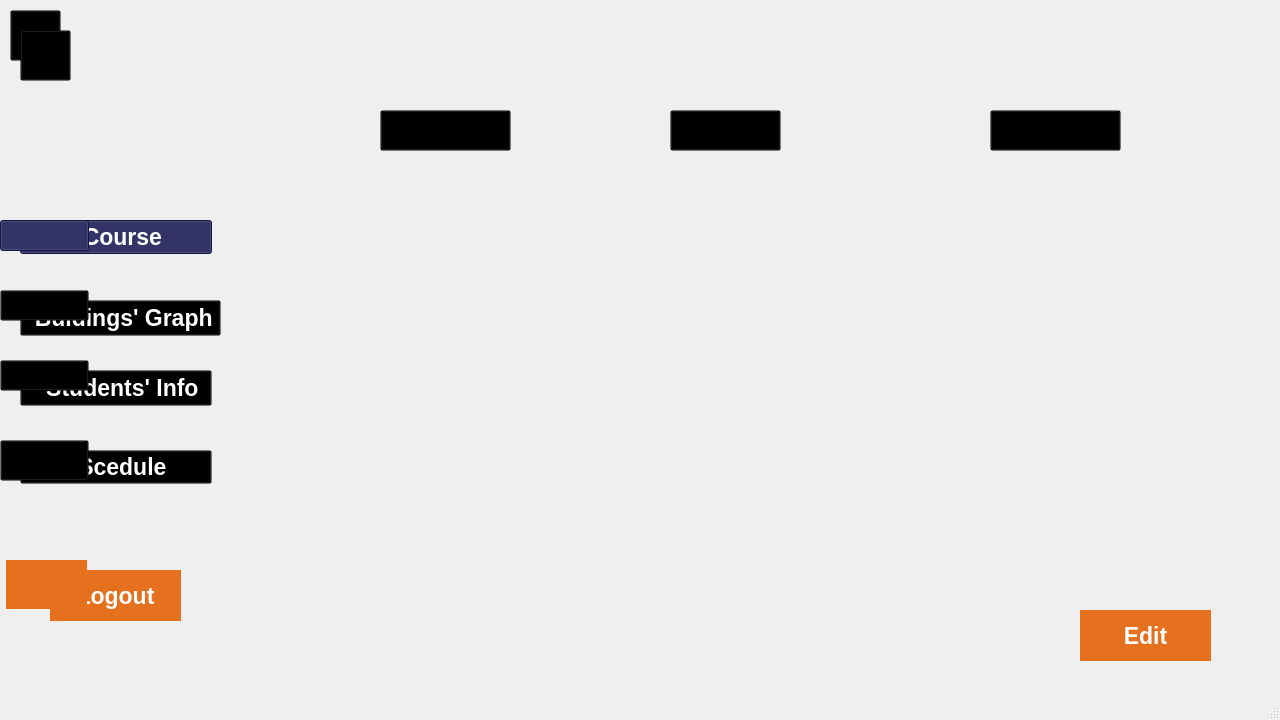
SEGA-ABBASYA/Data_Structures, file WranaSection/Admin_View.ui: the form before one commit.
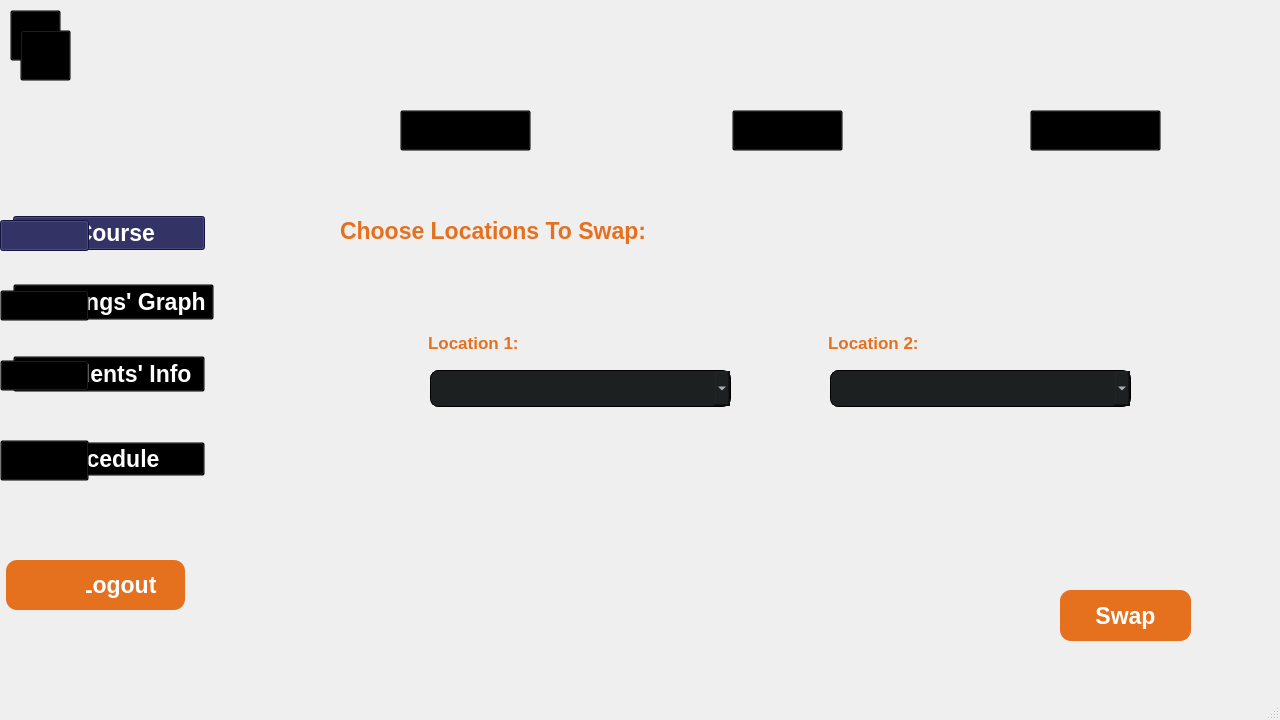
The form after the commit. The open tabs and pages were chosen to show the change. Icons and pictures are not drawn.

Commit message: Admin class functionalities are done, along with some GUI enhancments.

Patch:
```diff
--- a/WranaSection/Admin_View.ui
+++ b/WranaSection/Admin_View.ui
@@ -78,8 +78,8 @@
       <rect>
        <x>166</x>
        <y>660</y>
-       <width>81</width>
-       <height>49</height>
+       <width>80</width>
+       <height>50</height>
       </rect>
      </property>
      <property name="styleSheet">
@@ -88,6 +88,7 @@
 background-color: rgb(229, 112, 30);
 border-radius:50%;
 border: none;
+border-radius: 11px; 
 </string>
      </property>
      <property name="text">
@@ -912,7 +913,7 @@
      <widget class="QLabel" name="label_7">
       <property name="geometry">
        <rect>
-        <x>100</x>
+        <x>120</x>
         <y>60</y>
         <width>321</width>
         <height>41</height>
@@ -928,7 +929,7 @@
      <widget class="QPushButton" name="pushButton_15">
       <property name="geometry">
        <rect>
-        <x>160</x>
+        <x>180</x>
         <y>130</y>
         <width>131</width>
         <height>41</height>
@@ -976,7 +977,7 @@
      <widget class="QLabel" name="label_15">
       <property name="geometry">
        <rect>
-        <x>370</x>
+        <x>400</x>
         <y>130</y>
         <width>20</width>
         <height>41</height>
@@ -992,7 +993,7 @@
      <widget class="QPushButton" name="pushButton_13">
       <property name="geometry">
        <rect>
-        <x>450</x>
+        <x>512</x>
         <y>130</y>
         <width>111</width>
         <height>41</height>
@@ -1021,7 +1022,7 @@
      <widget class="QLabel" name="label_17">
       <property name="geometry">
        <rect>
-        <x>670</x>
+        <x>720</x>
         <y>130</y>
         <width>21</width>
         <height>41</height>
@@ -1037,7 +1038,7 @@
      <widget class="QPushButton" name="pushButton_14">
       <property name="geometry">
        <rect>
-        <x>770</x>
+        <x>810</x>
         <y>130</y>
         <width>131</width>
         <height>41</height>
@@ -1068,7 +1069,7 @@
        <rect>
         <x>90</x>
         <y>180</y>
-        <width>941</width>
+        <width>951</width>
         <height>501</height>
        </rect>
       </property>
@@ -1131,8 +1132,8 @@
        <widget class="QPushButton" name="Edit_2">
         <property name="geometry">
          <rect>
-          <x>770</x>
-          <y>450</y>
+          <x>750</x>
+          <y>430</y>
           <width>131</width>
           <height>51</height>
          </rect>
@@ -1148,37 +1149,130 @@
          <string notr="true">color: rgb(255, 255, 255);
 background-color: rgb(229, 112, 30);
 border-radius:50%;
-border: none;</string>
+border: none;
+border-radius: 11px; </string>
         </property>
         <property name="text">
-         <string>Edit</string>
+         <string>Swap</string>
         </property>
         <property name="checkable">
          <bool>false</bool>
         </property>
        </widget>
-       <widget class="QListWidget" name="delete_Graph_list">
+       <widget class="QComboBox" name="comboLocation2">
         <property name="geometry">
          <rect>
-          <x>0</x>
-          <y>0</y>
-          <width>941</width>
-          <height>441</height>
+          <x>520</x>
+          <y>210</y>
+          <width>301</width>
+          <height>37</height>
          </rect>
         </property>
         <property name="font">
          <font>
-          <pointsize>20</pointsize>
+          <family>Verdana</family>
+          <pointsize>-1</pointsize>
+          <bold>true</bold>
          </font>
         </property>
-        <property name="alternatingRowColors">
-         <bool>false</bool>
+        <property name="styleSheet">
+         <string notr="true">background-color: #1c2021;
+  border: 1px solid; /* Thicker border */
+  border-radius: 8px;
+  font-family: &quot;Verdana&quot;;
+  font-size: 14px;
+  color: rgb(255, 255, 255);</string>
         </property>
-        <property name="itemAlignment">
-         <set>Qt::AlignCenter</set>
+       </widget>
+       <widget class="QComboBox" name="comboLocation1">
+        <property name="geometry">
+         <rect>
+          <x>120</x>
+          <y>210</y>
+          <width>301</width>
+          <height>37</height>
+         </rect>
         </property>
-        <property name="currentRow">
-         <number>-1</number>
+        <property name="font">
+         <font>
+          <family>Verdana</family>
+          <pointsize>-1</pointsize>
+          <bold>true</bold>
+         </font>
+        </property>
+        <property name="styleSheet">
+         <string notr="true">background-color: #1c2021;
+  border: 1px solid; /* Thicker border */
+  border-radius: 8px;
+  font-family: &quot;Verdana&quot;;
+  font-size: 14px;
+  color: rgb(255, 255, 255);</string>
+        </property>
+       </widget>
+       <widget class="QLabel" name="label_25">
+        <property name="geometry">
+         <rect>
+          <x>30</x>
+          <y>40</y>
+          <width>411</width>
+          <height>61</height>
+         </rect>
+        </property>
+        <property name="font">
+         <font>
+          <pointsize>17</pointsize>
+          <bold>true</bold>
+         </font>
+        </property>
+        <property name="styleSheet">
+         <string notr="true">color: rgb(229, 112, 30);</string>
+        </property>
+        <property name="text">
+         <string>Choose Locations To Swap:</string>
+        </property>
+       </widget>
+       <widget class="QLabel" name="label_27">
+        <property name="geometry">
+         <rect>
+          <x>518</x>
+          <y>152</y>
+          <width>151</width>
+          <height>61</height>
+         </rect>
+        </property>
+        <property name="font">
+         <font>
+          <pointsize>13</pointsize>
+          <bold>true</bold>
+         </font>
+        </property>
+        <property name="styleSheet">
+         <string notr="true">color: rgb(229, 112, 30);</string>
+        </property>
+        <property name="text">
+         <string>Location 2:</string>
+        </property>
+       </widget>
+       <widget class="QLabel" name="label_28">
+        <property name="geometry">
+         <rect>
+          <x>118</x>
+          <y>152</y>
+          <width>151</width>
+          <height>61</height>
+         </rect>
+        </property>
+        <property name="font">
+         <font>
+          <pointsize>13</pointsize>
+          <bold>true</bold>
+         </font>
+        </property>
+        <property name="styleSheet">
+         <string notr="true">color: rgb(229, 112, 30);</string>
+        </property>
+        <property name="text">
+         <string>Location 1:</string>
         </property>
        </widget>
       </widget>
@@ -1212,21 +1306,50 @@
          <bool>false</bool>
         </property>
        </widget>
-       <widget class="QListWidget" name="edit_Graph_list">
+       <widget class="QListWidget" name="delete_Graph_list">
         <property name="geometry">
          <rect>
-          <x>0</x>
-          <y>0</y>
-          <width>941</width>
-          <height>441</height>
+          <x>12</x>
+          <y>17</y>
+          <width>920</width>
+          <height>330</height>
          </rect>
         </property>
         <property name="font">
          <font>
-          <pointsize>20</pointsize>
+          <family>Verdana</family>
+          <pointsize>-1</pointsize>
+          <bold>true</bold>
          </font>
         </property>
-        <property name="alternatingRowColors">
+        <property name="styleSheet">
+         <string notr="true">QListWidget {
+  background-color: #1c2021;
+  border: 1px solid; /* Thicker border */
+  border-radius: 8px;
+  font-family: &quot;Verdana&quot;; /* This is a sans-serif font that is clear and easy to read */
+  font-size: 14px; /* Adjust the size as needed */
+  color: rgb(255, 255, 255);
+}
+
+QListWidget::item {
+  background-color: transparent;
+  color: white;
+  padding: 4px;
+}
+
+QListWidget::item:hover,
+QListWidget::item:selected { /* Apply the same style for both hover and selected */
+  background-color: qlineargradient(x1:0, y1:0, x2:1, y2:0,
+                                    stop:0 #a188d3, stop:1 #8bcdff);
+  color: black;
+}
+</string>
+        </property>
+        <property name="editTriggers">
+         <set>QAbstractItemView::NoEditTriggers</set>
+        </property>
+        <property name="sortingEnabled">
          <bool>false</bool>
         </property>
         <property name="itemAlignment">
@@ -2280,9 +2403,9 @@
      <property name="geometry">
       <rect>
        <x>50</x>
-       <y>570</y>
-       <width>131</width>
-       <height>51</height>
+       <y>560</y>
+       <width>135</width>
+       <height>50</height>
       </rect>
      </property>
      <property name="font">
@@ -2292,12 +2415,16 @@
        <bold>true</bold>
       </font>
      </property>
+     <property name="layoutDirection">
+      <enum>Qt::LeftToRight</enum>
+     </property>
      <property name="styleSheet">
       <string notr="true">background-image: url(:/assists/All_Materials/Rectangle 1380.png);
 color: rgb(255, 255, 255);
 background-color: rgb(229, 112, 30);
 border-radius:50%;
 border: none;
+border-radius: 11px; 
 </string>
      </property>
      <property name="text">
@@ -2310,8 +2437,8 @@
     <widget class="QPushButton" name="graph">
      <property name="geometry">
       <rect>
-       <x>20</x>
-       <y>300</y>
+       <x>13</x>
+       <y>284</y>
        <width>201</width>
        <height>36</height>
       </rect>
@@ -2347,8 +2474,8 @@
     <widget class="QPushButton" name="student">
      <property name="geometry">
       <rect>
-       <x>20</x>
-       <y>370</y>
+       <x>13</x>
+       <y>356</y>
        <width>192</width>
        <height>36</height>
       </rect>
@@ -2384,8 +2511,8 @@
     <widget class="QPushButton" name="course">
      <property name="geometry">
       <rect>
-       <x>20</x>
-       <y>220</y>
+       <x>13</x>
+       <y>216</y>
        <width>192</width>
        <height>34</height>
       </rect>
@@ -2430,8 +2557,8 @@
     <widget class="QPushButton" name="schedule">
      <property name="geometry">
       <rect>
-       <x>20</x>
-       <y>450</y>
+       <x>13</x>
+       <y>442</y>
        <width>192</width>
        <height>34</height>
       </rect>
```
Left out of the diff: 430 changed lines with no effect on the pictures. The commit also changes 75 other files.
